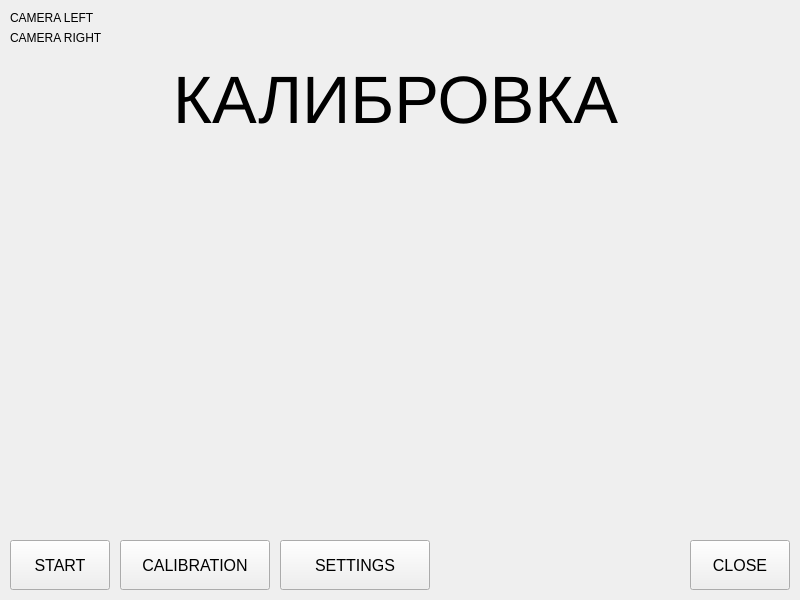
valabsoft/auv-chersonese, file SevROVCalibration/mainwindow.ui: the form before one commit.
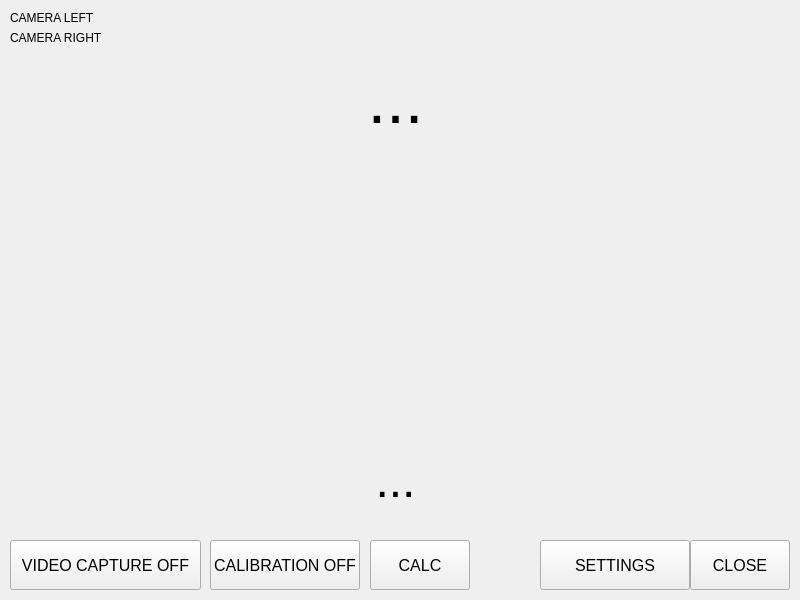
The form after the commit.

Patch:
```diff
--- a/SevROVCalibration/mainwindow.ui
+++ b/SevROVCalibration/mainwindow.ui
@@ -45,7 +45,7 @@
      <rect>
       <x>10</x>
       <y>540</y>
-      <width>100</width>
+      <width>191</width>
       <height>50</height>
      </rect>
     </property>
@@ -55,13 +55,13 @@
      </font>
     </property>
     <property name="text">
-     <string>START</string>
+     <string>VIDEO CAPTURE OFF</string>
     </property>
    </widget>
    <widget class="QPushButton" name="pbCalibration">
     <property name="geometry">
      <rect>
-      <x>120</x>
+      <x>210</x>
       <y>540</y>
       <width>150</width>
       <height>50</height>
@@ -73,7 +73,7 @@
      </font>
     </property>
     <property name="text">
-     <string>CALIBRATION</string>
+     <string>CALIBRATION OFF</string>
     </property>
    </widget>
    <widget class="QPushButton" name="pbClose">
@@ -97,7 +97,7 @@
    <widget class="QPushButton" name="pbSettings">
     <property name="geometry">
      <rect>
-      <x>280</x>
+      <x>540</x>
       <y>540</y>
       <width>150</width>
       <height>50</height>
@@ -128,7 +128,47 @@
      </font>
     </property>
     <property name="text">
-     <string>КАЛИБРОВКА</string>
+     <string>...</string>
+    </property>
+    <property name="alignment">
+     <set>Qt::AlignmentFlag::AlignCenter</set>
+    </property>
+   </widget>
+   <widget class="QPushButton" name="pbCalc">
+    <property name="geometry">
+     <rect>
+      <x>370</x>
+      <y>540</y>
+      <width>100</width>
+      <height>50</height>
+     </rect>
+    </property>
+    <property name="font">
+     <font>
+      <pointsize>12</pointsize>
+     </font>
+    </property>
+    <property name="text">
+     <string>CALC</string>
+    </property>
+   </widget>
+   <widget class="QLabel" name="lbCounter">
+    <property name="geometry">
+     <rect>
+      <x>10</x>
+      <y>430</y>
+      <width>771</width>
+      <height>100</height>
+     </rect>
+    </property>
+    <property name="font">
+     <font>
+      <pointsize>36</pointsize>
+      <bold>false</bold>
+     </font>
+    </property>
+    <property name="text">
+     <string>...</string>
     </property>
     <property name="alignment">
      <set>Qt::AlignmentFlag::AlignCenter</set>
```
Left out of the diff: 2 changed lines with no effect on the pictures.
